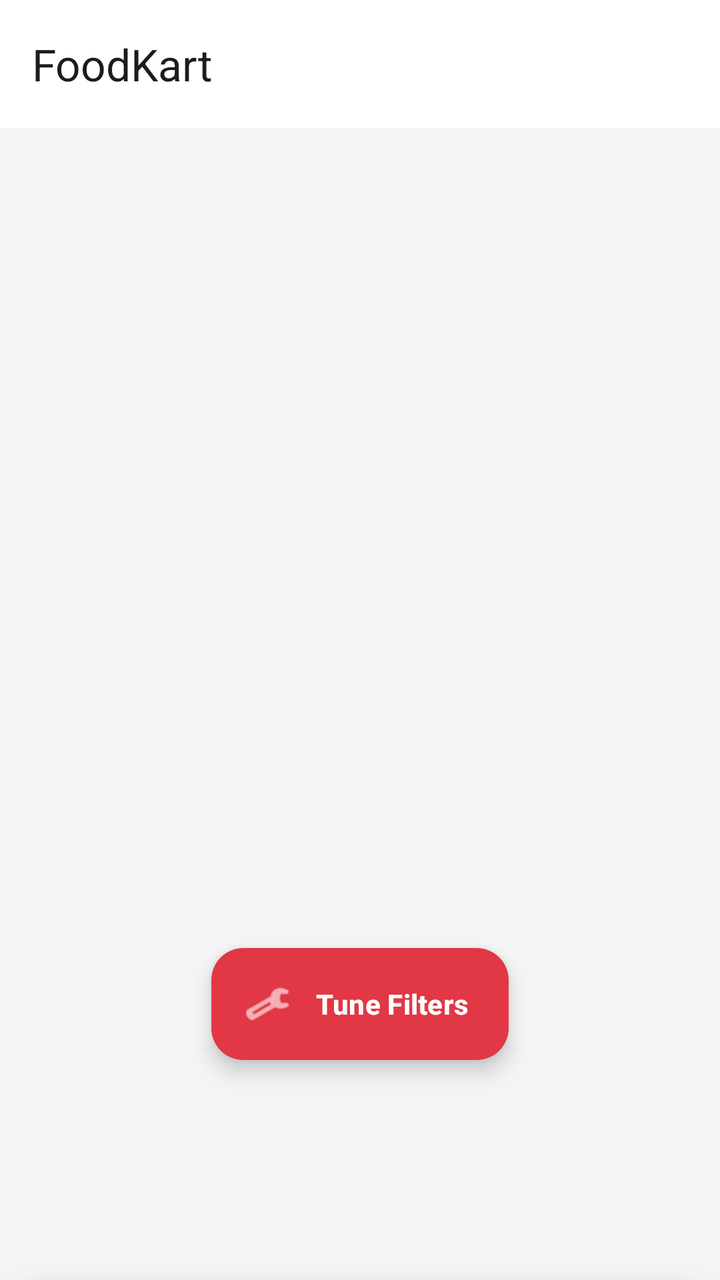
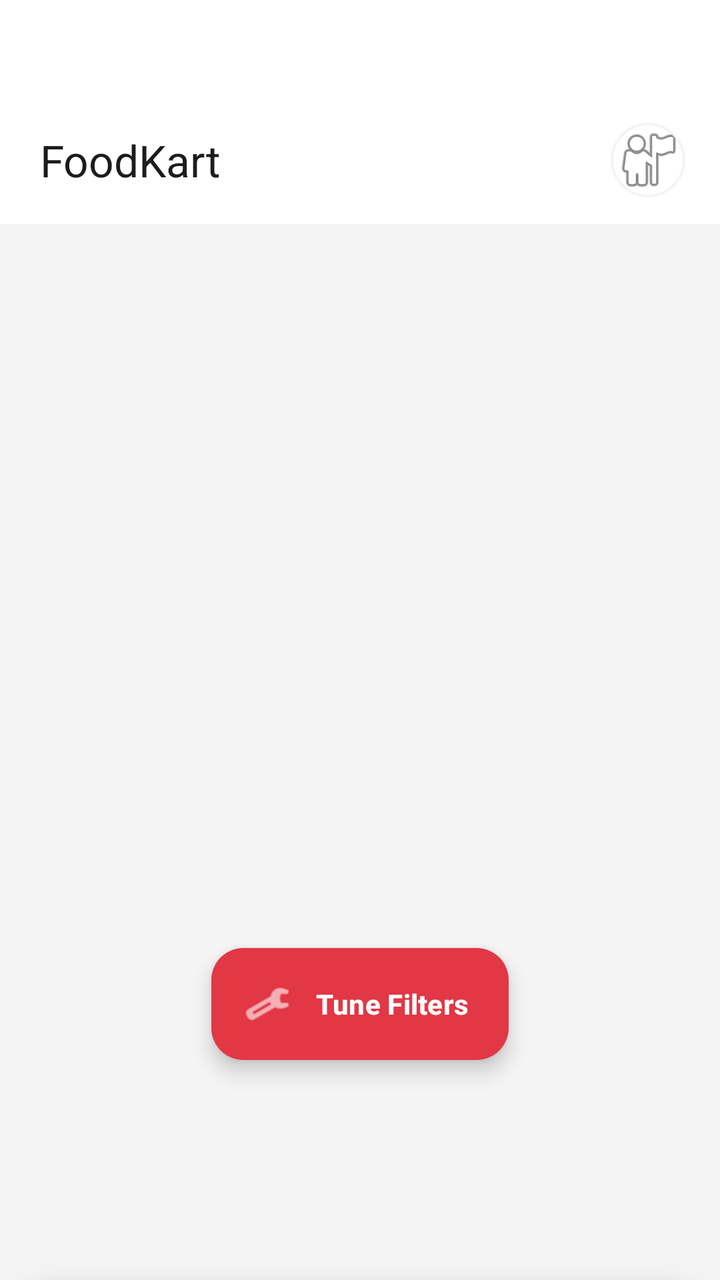

Before-and-after screenshots of an Android layout around one commit, followed by the original layout XML and the change that was made.
<!-- AndroidManifest.xml: application theme AppTheme.NoActionBar -->
<!-- res/layout/activity_discovery.xml -->
<?xml version="1.0" encoding="utf-8"?>
<androidx.coordinatorlayout.widget.CoordinatorLayout xmlns:android="http://schemas.android.com/apk/res/android"
    xmlns:app="http://schemas.android.com/apk/res-auto"
    android:layout_width="match_parent"
    android:layout_height="match_parent"
    android:background="@color/bg_light_grey">

    <com.google.android.material.appbar.AppBarLayout
        android:layout_width="match_parent"
        android:layout_height="wrap_content"
        android:background="@color/white"
        app:elevation="0dp">

        <androidx.appcompat.widget.Toolbar
            android:id="@+id/toolbar"
            android:layout_width="match_parent"
            android:layout_height="?attr/actionBarSize"
            app:title="FoodKart"
            app:titleTextColor="@color/text_black"
            app:titleTextAppearance="@style/TextAppearance.Material3.TitleLarge" />

    </com.google.android.material.appbar.AppBarLayout>

    <androidx.recyclerview.widget.RecyclerView
        android:id="@+id/homeRecyclerView"
        android:layout_width="match_parent"
        android:layout_height="match_parent"
        android:clipToPadding="false"
        android:paddingBottom="120dp"
        app:layout_behavior="@string/appbar_scrolling_view_behavior" />

    <com.google.android.material.floatingactionbutton.ExtendedFloatingActionButton
        android:id="@+id/btnTune"
        android:layout_width="wrap_content"
        android:layout_height="wrap_content"
        android:layout_gravity="bottom|center_horizontal"
        android:layout_marginBottom="110dp"
        android:text="Tune Filters"
        android:textAllCaps="false"
        android:textColor="@color/white"
        android:textSize="14sp"
        android:textStyle="bold"
        app:icon="@android:drawable/ic_menu_manage"
        app:iconTint="@color/white"
        app:backgroundTint="@color/primary_red"
        app:elevation="6dp" />

    <com.google.android.material.card.MaterialCardView
        android:id="@+id/viewCartBar"
        android:layout_width="match_parent"
        android:layout_height="wrap_content"
        android:layout_gravity="bottom"
        android:layout_margin="16dp"
        android:visibility="gone"
        app:cardBackgroundColor="@color/primary_red"
        app:cardCornerRadius="12dp"
        app:cardElevation="8dp"
        app:strokeWidth="0dp">

        <RelativeLayout
            android:layout_width="match_parent"
            android:layout_height="wrap_content"
            android:padding="16dp">

            <TextView
                android:id="@+id/cartSummaryText"
                android:layout_width="wrap_content"
                android:layout_height="wrap_content"
                android:layout_centerVertical="true"
                android:text="0 items | ₹0"
                android:textColor="@color/white"
                android:textSize="15sp"
                android:textStyle="bold" />

            <LinearLayout
                android:layout_width="wrap_content"
                android:layout_height="wrap_content"
                android:layout_alignParentEnd="true"
                android:layout_centerVertical="true"
                android:gravity="center_vertical"
                android:orientation="horizontal">

                <TextView
                    android:layout_width="wrap_content"
                    android:layout_height="wrap_content"
                    android:text="View Cart"
                    android:textColor="@color/white"
                    android:textSize="15sp"
                    android:textStyle="bold" />

                <ImageView
                    android:layout_width="18dp"
                    android:layout_height="18dp"
                    android:layout_marginStart="4dp"
                    android:src="@android:drawable/ic_media_play"
                    app:tint="@color/white" />
            </LinearLayout>

        </RelativeLayout>

    </com.google.android.material.card.MaterialCardView>

    <include layout="@layout/bottom_sheet_tuning" />

</androidx.coordinatorlayout.widget.CoordinatorLayout>
<!-- res/layout/bottom_sheet_tuning.xml (included above) -->
<?xml version="1.0" encoding="utf-8"?>
<com.google.android.material.card.MaterialCardView xmlns:android="http://schemas.android.com/apk/res/android"
    xmlns:app="http://schemas.android.com/apk/res-auto"
    android:id="@+id/bottomSheet"
    android:layout_width="match_parent"
    android:layout_height="wrap_content"
    app:behavior_hideable="true"
    app:behavior_peekHeight="0dp"
    app:layout_behavior="com.google.android.material.bottomsheet.BottomSheetBehavior"
    app:cardCornerRadius="28dp"
    app:cardElevation="16dp"
    app:cardBackgroundColor="@color/white">

    <LinearLayout
        android:layout_width="match_parent"
        android:layout_height="wrap_content"
        android:orientation="vertical"
        android:padding="24dp">

        <View
            android:layout_width="48dp"
            android:layout_height="4dp"
            android:layout_gravity="center_horizontal"
            android:layout_marginBottom="24dp"
            android:background="@color/divider" />

        <TextView
            android:layout_width="wrap_content"
            android:layout_height="wrap_content"
            android:text="Personalize Results"
            android:textSize="22sp"
            android:textStyle="bold"
            android:textColor="@color/text_black"
            android:layout_marginBottom="4dp" />

        <TextView
            android:id="@+id/liveFeedback"
            android:layout_width="wrap_content"
            android:layout_height="wrap_content"
            android:text="Tweak sliders to see instant changes"
            android:textColor="@color/rating_green"
            android:textSize="14sp"
            android:layout_marginBottom="28dp" />

        <TextView
            android:layout_width="wrap_content"
            android:layout_height="wrap_content"
            android:text="Budget Sensitivity"
            android:textStyle="bold"
            android:textColor="@color/text_grey_dark"
            android:textSize="14sp" />
        <com.google.android.material.slider.Slider
            android:id="@+id/priceSlider"
            android:layout_width="match_parent"
            android:layout_height="wrap_content"
            android:valueFrom="0"
            android:valueTo="100"
            android:value="50"
            app:thumbColor="@color/primary_red"
            app:trackColorActive="@color/primary_red"
            app:trackColorInactive="@color/primary_red_light" />

        <TextView
            android:layout_width="wrap_content"
            android:layout_height="wrap_content"
            android:layout_marginTop="16dp"
            android:text="Quality over Quantity"
            android:textStyle="bold"
            android:textColor="@color/text_grey_dark"
            android:textSize="14sp" />
        <com.google.android.material.slider.Slider
            android:id="@+id/qualitySlider"
            android:layout_width="match_parent"
            android:layout_height="wrap_content"
            android:valueFrom="0"
            android:valueTo="100"
            android:value="50"
            app:thumbColor="@color/primary_red"
            app:trackColorActive="@color/primary_red"
            app:trackColorInactive="@color/primary_red_light" />

        <TextView
            android:layout_width="wrap_content"
            android:layout_height="wrap_content"
            android:layout_marginTop="16dp"
            android:text="Proximity (Delivery Distance)"
            android:textStyle="bold"
            android:textColor="@color/text_grey_dark"
            android:textSize="14sp" />
        <com.google.android.material.slider.Slider
            android:id="@+id/distanceSlider"
            android:layout_width="match_parent"
            android:layout_height="wrap_content"
            android:valueFrom="0"
            android:valueTo="100"
            android:value="50"
            app:thumbColor="@color/primary_red"
            app:trackColorActive="@color/primary_red"
            app:trackColorInactive="@color/primary_red_light" />

        <TextView
            android:id="@+id/weightIndicator"
            android:layout_width="wrap_content"
            android:layout_height="wrap_content"
            android:layout_marginTop="20dp"
            android:layout_gravity="center_horizontal"
            android:textSize="11sp"
            android:textColor="@color/text_grey_light" />

    </LinearLayout>
</com.google.android.material.card.MaterialCardView>
<!-- resources referenced by this layout -->
<resources>
  <color name="bg_light_grey">#F4F4F4</color>
  <color name="divider">#F1F1F6</color>
  <color name="primary_red">#E23744</color>
  <color name="primary_red_light">#FFEBED</color>
  <color name="rating_green">#267E3E</color>
  <color name="text_black">#1C1C1C</color>
  <color name="text_grey_dark">#4A4A4A</color>
  <color name="text_grey_light">#9EA0A9</color>
  <color name="white">#FFFFFFFF</color>
  <style name="AppTheme.NoActionBar" parent="Theme.Material3.Light.NoActionBar">
          <item name="colorPrimary">@color/primary_red</item>
          <item name="colorPrimaryDark">@color/primary_red_dark</item>
          <item name="colorAccent">@color/primary_red</item>
          <item name="android:windowBackground">@color/bg_light_grey</item>
          <item name="android:statusBarColor">@color/white</item>
          <item name="android:windowLightStatusBar">true</item>
      </style>
  <color name="primary_red_dark">#C12733</color>
</resources>

<!-- the commit's change to res/layout/activity_discovery.xml (unified diff, before → after) -->
@@ -9,15 +9,39 @@
         android:layout_width="match_parent"
         android:layout_height="wrap_content"
         android:background="@color/white"
+        android:paddingTop="48dp"
         app:elevation="0dp">
 
-        <androidx.appcompat.widget.Toolbar
-            android:id="@+id/toolbar"
+        <RelativeLayout
             android:layout_width="match_parent"
             android:layout_height="?attr/actionBarSize"
-            app:title="FoodKart"
-            app:titleTextColor="@color/text_black"
-            app:titleTextAppearance="@style/TextAppearance.Material3.TitleLarge" />
+            android:paddingHorizontal="16dp">
+
+            <androidx.appcompat.widget.Toolbar
+                android:id="@+id/toolbar"
+                android:layout_width="match_parent"
+                android:layout_height="match_parent"
+                android:layout_toStartOf="@id/btnProfile"
+                app:contentInsetStart="0dp"
+                app:title="FoodKart"
+                app:titleTextColor="@color/text_black"
+                app:titleTextAppearance="@style/TextAppearance.Material3.TitleLarge" />
+
+            <com.google.android.material.imageview.ShapeableImageView
+                android:id="@+id/btnProfile"
+                android:layout_width="40dp"
+                android:layout_height="40dp"
+                android:layout_alignParentEnd="true"
+                android:layout_centerVertical="true"
+                android:clickable="true"
+                android:focusable="true"
+                android:padding="2dp"
+                android:src="@android:drawable/ic_menu_myplaces"
+                app:shapeAppearanceOverlay="@style/CircularImage"
+                app:strokeColor="@color/divider"
+                app:strokeWidth="1dp" />
+
+        </RelativeLayout>
 
     </com.google.android.material.appbar.AppBarLayout>
 
@@ -140,7 +164,6 @@
             android:layout_marginBottom="4dp" />
 
         <TextView
-            android:id="@+id/liveFeedback"
             android:layout_width="wrap_content"
             android:layout_height="wrap_content"
             android:text="Tweak sliders to see instant changes"
<!-- resource entries referenced after the edit -->
@@ -9,6 +9,10 @@
   <color name="text_grey_dark">#4A4A4A</color>
   <color name="text_grey_light">#9EA0A9</color>
   <color name="white">#FFFFFFFF</color>
+  <style name="CircularImage">
+          <item name="cornerFamily">rounded</item>
+          <item name="cornerSize">50%</item>
+      </style>
   <style name="AppTheme.NoActionBar" parent="Theme.Material3.Light.NoActionBar">
           <item name="colorPrimary">@color/primary_red</item>
           <item name="colorPrimaryDark">@color/primary_red_dark</item>
